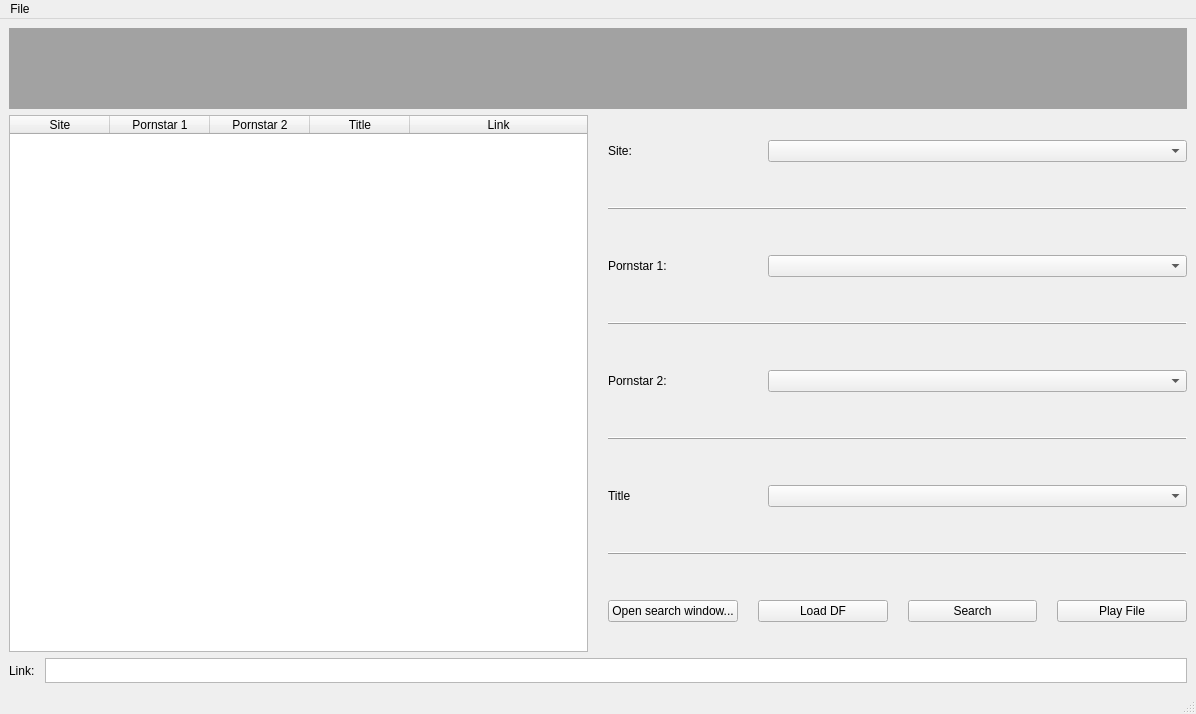
Qt form mainwindow_brazzers.ui (docwerder/braz) before a commit.
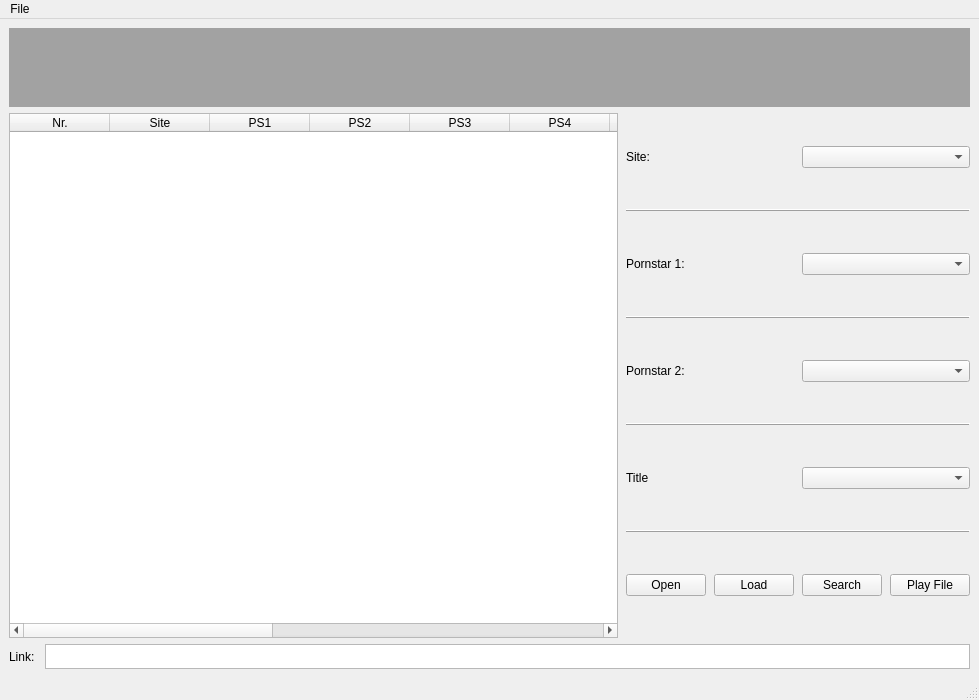
The same form after that commit. Icons and pictures are not drawn.

The edit to the form file:
```diff
--- a/mainwindow_brazzers.ui
+++ b/mainwindow_brazzers.ui
@@ -6,8 +6,8 @@
    <rect>
     <x>0</x>
     <y>0</y>
-    <width>1196</width>
-    <height>714</height>
+    <width>979</width>
+    <height>700</height>
    </rect>
   </property>
   <property name="windowTitle">
@@ -45,9 +45,9 @@
      </layout>
     </item>
     <item row="1" column="0">
-     <layout class="QHBoxLayout" name="horizontalLayout_2" stretch="2,2">
+     <layout class="QHBoxLayout" name="horizontalLayout_2" stretch="20,2">
       <property name="spacing">
-       <number>20</number>
+       <number>8</number>
       </property>
       <property name="rightMargin">
        <number>0</number>
@@ -69,6 +69,11 @@
         <attribute name="horizontalHeaderStretchLastSection">
          <bool>true</bool>
         </attribute>
+        <column>
+         <property name="text">
+          <string>Nr.</string>
+         </property>
+        </column>
         <column>
          <property name="text">
           <string>Site</string>
@@ -76,22 +81,62 @@
         </column>
         <column>
          <property name="text">
-          <string>Pornstar 1</string>
+          <string>PS1</string>
          </property>
         </column>
         <column>
          <property name="text">
-          <string>Pornstar 2</string>
+          <string>PS2</string>
          </property>
         </column>
         <column>
          <property name="text">
-          <string>Title</string>
+          <string>PS3</string>
          </property>
         </column>
         <column>
          <property name="text">
-          <string>Link</string>
+          <string>PS4</string>
+         </property>
+        </column>
+        <column>
+         <property name="text">
+          <string>PS5</string>
+         </property>
+        </column>
+        <column>
+         <property name="text">
+          <string>PS6</string>
+         </property>
+        </column>
+        <column>
+         <property name="text">
+          <string>PS7</string>
+         </property>
+        </column>
+        <column>
+         <property name="text">
+          <string>PS8</string>
+         </property>
+        </column>
+        <column>
+         <property name="text">
+          <string>PS9</string>
+         </property>
+        </column>
+        <column>
+         <property name="text">
+          <string>PS10</string>
+         </property>
+        </column>
+        <column>
+         <property name="text">
+          <string>Location</string>
+         </property>
+        </column>
+        <column>
+         <property name="text">
+          <string>Loc</string>
          </property>
         </column>
        </widget>
@@ -102,7 +147,7 @@
          <number>0</number>
         </property>
         <item>
-         <layout class="QHBoxLayout" name="horizontalLayout_5" stretch="1,3">
+         <layout class="QHBoxLayout" name="horizontalLayout_5" stretch="1,1">
           <item>
            <widget class="QLabel" name="label_site">
             <property name="text">
@@ -143,7 +188,7 @@
          </layout>
         </item>
         <item>
-         <layout class="QHBoxLayout" name="horizontalLayout_12" stretch="1,3">
+         <layout class="QHBoxLayout" name="horizontalLayout_12" stretch="0,0">
           <item>
            <widget class="QLabel" name="label_pornstar_1">
             <property name="text">
@@ -171,7 +216,7 @@
          </layout>
         </item>
         <item>
-         <layout class="QHBoxLayout" name="horizontalLayout_6" stretch="1,3">
+         <layout class="QHBoxLayout" name="horizontalLayout_6" stretch="1,1">
           <item>
            <widget class="QLabel" name="label_pornstar_2">
             <property name="text">
@@ -199,7 +244,7 @@
          </layout>
         </item>
         <item>
-         <layout class="QHBoxLayout" name="horizontalLayout_4" stretch="1,3">
+         <layout class="QHBoxLayout" name="horizontalLayout_4" stretch="1,1">
           <item>
            <widget class="QLabel" name="label_title">
             <property name="text">
@@ -227,18 +272,18 @@
          </layout>
         </item>
         <item>
-         <layout class="QHBoxLayout" name="horizontalLayout_8">
+         <layout class="QHBoxLayout" name="horizontalLayout_8" stretch="1,1,1,2">
           <item>
            <widget class="QPushButton" name="search_window_button">
             <property name="text">
-             <string>Open search window...</string>
+             <string>Open</string>
             </property>
            </widget>
           </item>
           <item>
            <widget class="QPushButton" name="load_df_button">
             <property name="text">
-             <string>Load DF</string>
+             <string>Load</string>
             </property>
            </widget>
           </item>
@@ -311,7 +356,7 @@
     <rect>
      <x>0</x>
      <y>0</y>
-     <width>1196</width>
+     <width>979</width>
      <height>24</height>
     </rect>
    </property>
```
Left out of the diff: 2 changed lines with no effect on the pictures.
